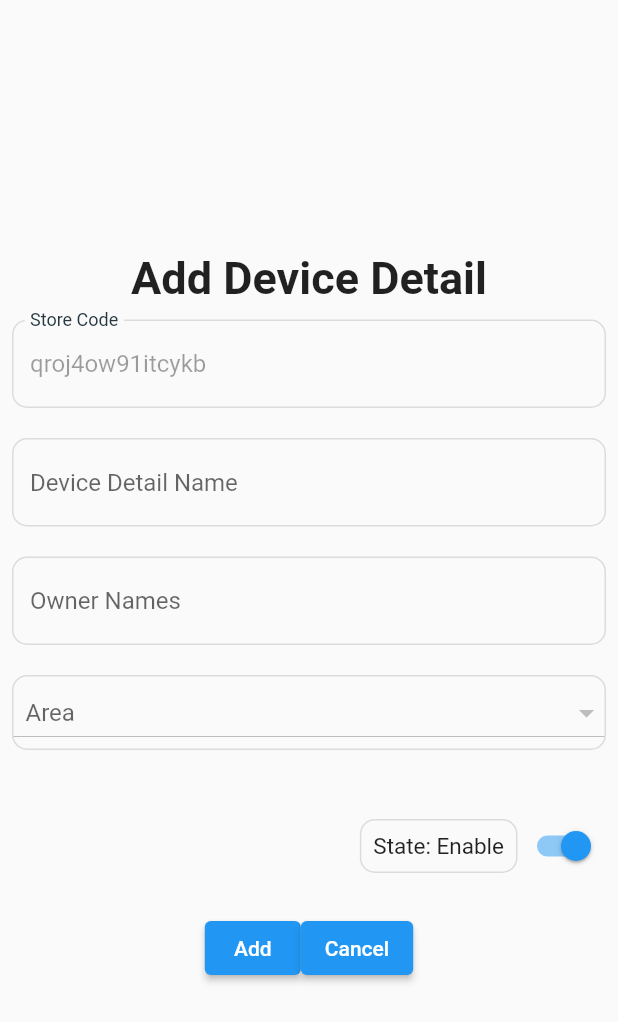
After one commit to Phat723/SE100.011_QL_CSVC, a Flutter app: the AddDeviceDetail screen opened directly, on a phone screen of 412 x 824 dp. The commit adds this screen. Shown: the top 1022 px of the screen. Run offline on Flutter 3.47's test engine with Material 2 defaults, Android fonts, the phone set to English and light mode, and no system bars; our stand-ins replace cloud_firestore, firebase_auth, firebase_core, fluttertoast, get, shared_preferences; accounts and stored records are empty.

Commit message:
Add Devices, Device Detail

```diff
--- /dev/null
+++ b/school_facility_management/lib/Controllers/Device_Detail_Controllers.dart
@@ -0,0 +1,30 @@
+import 'package:cloud_firestore/cloud_firestore.dart';
+import 'package:flutter/cupertino.dart';
+import 'package:flutter/material.dart';
+import 'package:get/get.dart';
+
+class DeviceDetailController extends GetxController {
+  static DeviceDetailController get instance => Get.find();
+  final TextEditingController storeCodeController = TextEditingController();
+  final TextEditingController deviceDetailNameController = TextEditingController();
+  final TextEditingController deviceOwnerController = TextEditingController();
+  RxBool isState = true.obs;
+  RxString areaId = ''.obs;
+  RxString roomId = ''.obs;
+
+  Future<void> getFirstDocumentId() async {
+    try {
+      QuerySnapshot querySnapshot = await FirebaseFirestore.instance
+          .collection('Area')
+          .limit(1) // Giới hạn số lượng tài liệu trả về là 1
+          .get();
+      if (querySnapshot.docs.isNotEmpty) {
+        areaId.value = querySnapshot.docs.first.id;
+      } else {
+        print('Không có tài liệu trong collection.');
+      }
+    } catch (e) {
+      print('Lỗi: $e');
+    }
+  }
+}
--- /dev/null
+++ b/school_facility_management/lib/Screen/add_device_detail.dart
@@ -0,0 +1,172 @@
+import 'dart:math';
+import 'package:cloud_firestore/cloud_firestore.dart';
+import 'package:flutter/material.dart';
+import 'package:get/get.dart';
+import 'package:school_facility_management/Controllers/Device_Detail_Controllers.dart';
+
+class AddDeviceDetail extends StatelessWidget {
+  const AddDeviceDetail({super.key});
+
+  @override
+  Widget build(BuildContext context) {
+    DeviceDetailController dv = Get.put(DeviceDetailController());
+    dv.storeCodeController.text = generateStoreCode();
+    return Scaffold(
+        body: Padding(
+      padding: const EdgeInsets.all(8.0),
+      child: Center(
+        child: SingleChildScrollView(
+          child: Column(
+            mainAxisAlignment: MainAxisAlignment.center,
+            children: [
+              const Text("Add Device Detail",
+                  style: TextStyle(fontSize: 30, fontWeight: FontWeight.bold)),
+              const SizedBox(height: 10),
+              TextFormField(
+                controller: dv.storeCodeController,
+                enabled: false,
+                decoration: InputDecoration(
+                  labelText: 'Store Code',
+                  hintText: dv.storeCodeController.text,
+                  disabledBorder: OutlineInputBorder(
+                    borderRadius: BorderRadius.circular(10),
+                    borderSide: const BorderSide(color: Colors.black12),
+                  ),
+                ),
+              ),
+              const SizedBox(height: 20),
+              TextFormField(
+                controller: dv.deviceDetailNameController,
+                decoration: InputDecoration(
+                  hintText: 'Device Detail Name',
+                  enabledBorder: OutlineInputBorder(
+                    borderRadius: BorderRadius.circular(10),
+                    borderSide: const BorderSide(color: Colors.black12),
+                  ),
+                  focusedBorder: OutlineInputBorder(
+                    borderRadius: BorderRadius.circular(10),
+                    borderSide: const BorderSide(color: Colors.black12),
+                  ),
+                ),
+              ),
+              const SizedBox(height: 20),
+              TextFormField(
+                controller: dv.deviceOwnerController,
+                decoration: InputDecoration(
+                  hintText: 'Owner Names',
+                  enabledBorder: OutlineInputBorder(
+                    borderRadius: BorderRadius.circular(10),
+                    borderSide: const BorderSide(color: Colors.black12),
+                  ),
+                  focusedBorder: OutlineInputBorder(
+                    borderRadius: BorderRadius.circular(10),
+                    borderSide: const BorderSide(color: Colors.black12),
+                  ),
+                ),
+              ),
+              const SizedBox(height: 20),
+              StreamBuilder<QuerySnapshot>(
+                stream:
+                    FirebaseFirestore.instance.collection('Area').snapshots(),
+                builder: (BuildContext context,
+                    AsyncSnapshot<QuerySnapshot> snapshot) {
+                  if (snapshot.hasError) {
+                    return Text('Something went wrong');
+                  }
+                  if (snapshot.connectionState == ConnectionState.waiting) {
+                    return Text('Loading...');
+                  }
+                  return Obx(
+                    () => Container(
+                      decoration: BoxDecoration(
+                          borderRadius: BorderRadius.circular(10),
+                          border: Border.all(color: Colors.black12)),
+                      child: DropdownButton<String>(
+                        isExpanded: true,
+                        value: dv.areaId.value == '' ? null : dv.areaId.value,
+                        hint: DropdownMenuItem(
+                          value: dv.areaId.value,
+                          child: const Padding(
+                            padding: EdgeInsets.all(8.0),
+                            child: Text("Area"),
+                          ),
+                        ),
+                        items: snapshot.data?.docs
+                            .map((DocumentSnapshot document) {
+                          return DropdownMenuItem(
+                            value: document.id,
+                            child: Padding(
+                              padding: const EdgeInsets.all(8.0),
+                              child: Text((document.data() as Map)['Name']),
+                            ),
+                          );
+                        }).toList(),
+                        onChanged: (String? newValue) {
+                          dv.areaId.value = newValue!;
+                          Future<List<DocumentSnapshot<Map<String, dynamic>>>> roomlist = FirebaseFirestore.instance.collection('Area').doc(newValue!).snapshots().toList();
+                        },
+                      ),
+                    ),
+                  );
+                },
+              ),
+              const SizedBox(height: 20),
+              const SizedBox(height: 20),
+              Row(
+                mainAxisAlignment: MainAxisAlignment.end,
+                children: [
+                  Obx(() => Container(
+                        padding: const EdgeInsets.all(8),
+                        decoration: BoxDecoration(
+                          borderRadius: BorderRadius.circular(10),
+                          border: Border.all(color: Colors.black12),
+                        ),
+                        child: Text(
+                          "State: ${dv.isState.value ? 'Enable' : 'Disable'}",
+                          style: const TextStyle(fontSize: 15),
+                        ),
+                      )),
+                  Obx(
+                    () => Switch(
+                      value: dv.isState.value,
+                      onChanged: (value) {
+                        dv.isState.value = value;
+                      },
+                    ),
+                  ),
+                ],
+              ),
+              const SizedBox(height: 20),
+              Row(
+                mainAxisAlignment: MainAxisAlignment.center,
+                children: [
+                  ElevatedButton(
+                    onPressed: () {
+                      Get.back();
+                    },
+                    child: const Text("Add"),
+                  ),
+                  ElevatedButton(
+                    onPressed: () {
+                      dv.deviceOwnerController.clear();
+                      dv.deviceDetailNameController.clear();
+                      dv.storeCodeController.clear();
+                      Get.back();
+                    },
+                    child: const Text("Cancel"),
+                  ),
+                ],
+              )
+            ],
+          ),
+        ),
+      ),
+    ));
+  }
+  String generateStoreCode() {
+    const chars = 'abcdefghijklmnopqrstuvwxyz0123456789';
+    final random = Random();
+    return String.fromCharCodes(Iterable.generate(
+        15, (_) => chars.codeUnitAt(random.nextInt(chars.length))));
+  }
+}
--- a/school_facility_management/lib/Screen/device_type_management_screen.dart
+++ b/school_facility_management/lib/Screen/device_type_management_screen.dart
@@ -82,7 +82,7 @@ class _DeviceTypeManagementState extends State<DeviceTypeManagement> {
                         padding: const EdgeInsets.all(8.0),
                         child: InkWell(
                           onTap: () async{
-                              await Navigator.push(context, MaterialPageRoute(builder: (context) => DeviceManagement(dvTypeName: items[index]["DeviceType Name"])));
+                              await Navigator.push(context, MaterialPageRoute(builder: (context) => DeviceManagement(dvTypeName: items[index]["DeviceType Name"], db: db,)));
                               loadDeviceType();
                           },
                           child: Container(
@@ -193,7 +193,7 @@ class _DeviceTypeManagementState extends State<DeviceTypeManagement> {
       builder: (BuildContext context) {
         return AlertDialog(
           shape: RoundedRectangleBorder(borderRadius: BorderRadius.circular(20)),
-          title: const Text('Add new item'),
+          title: const Text('Add New Device Type'),
           content: TextFormField(
             controller: deviceTypeNameController,
             decoration: const InputDecoration(hintText: 'Enter item name'),
--- a/school_facility_management/lib/Screen/home_screen.dart
+++ b/school_facility_management/lib/Screen/home_screen.dart
@@ -13,7 +13,6 @@ class _HomeScreenState extends State<HomeScreen> {
     super.initState();
 
   }
-
   @override
   Widget build(BuildContext context) {
     return Scaffold(
--- a/school_facility_management/lib/UserModel/devices_detail_model.dart
+++ b/school_facility_management/lib/UserModel/devices_detail_model.dart
@@ -10,7 +10,7 @@ class DeviceDetail {
   const DeviceDetail({
     required this.deviceDetailId,
     required this.areaId,
-    required this.roomId,
+    this.roomId = "",
     required this.storeCode,
     required this.deviceDetailName,
     required this.deviceStatus,
--- a/school_facility_management/lib/main.dart
+++ b/school_facility_management/lib/main.dart
@@ -13,6 +13,7 @@ void main() async{
  // runApp(const MyApp());
   Get.testMode= true;
   runApp ( GetMaterialApp(
+      debugShowCheckedModeBanner: false,
       theme: AppTheme.lightTheme,
       home: const LoginScreen()));
   _init();
@@ -33,8 +34,6 @@ class MyApp extends StatelessWidget {
   @override
   Widget build(BuildContext context) {
     return const MaterialApp(
-      debugShowCheckedModeBanner: false,
-
       home:LoginScreen(),
       title: "School Facility App",
     );
```
Also changed, not shown: school_facility_management/lib/Screen/device_detail_management.dart (added, +103 -0 lines), school_facility_management/lib/Screen/device_management_screen.dart (+16 -15 lines).
